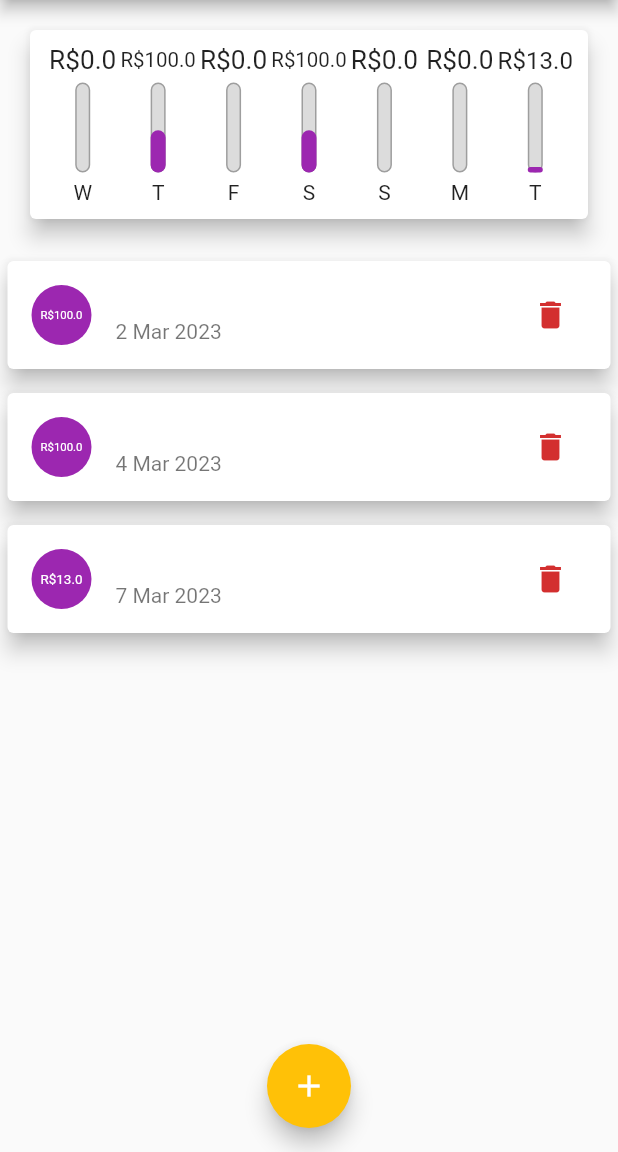
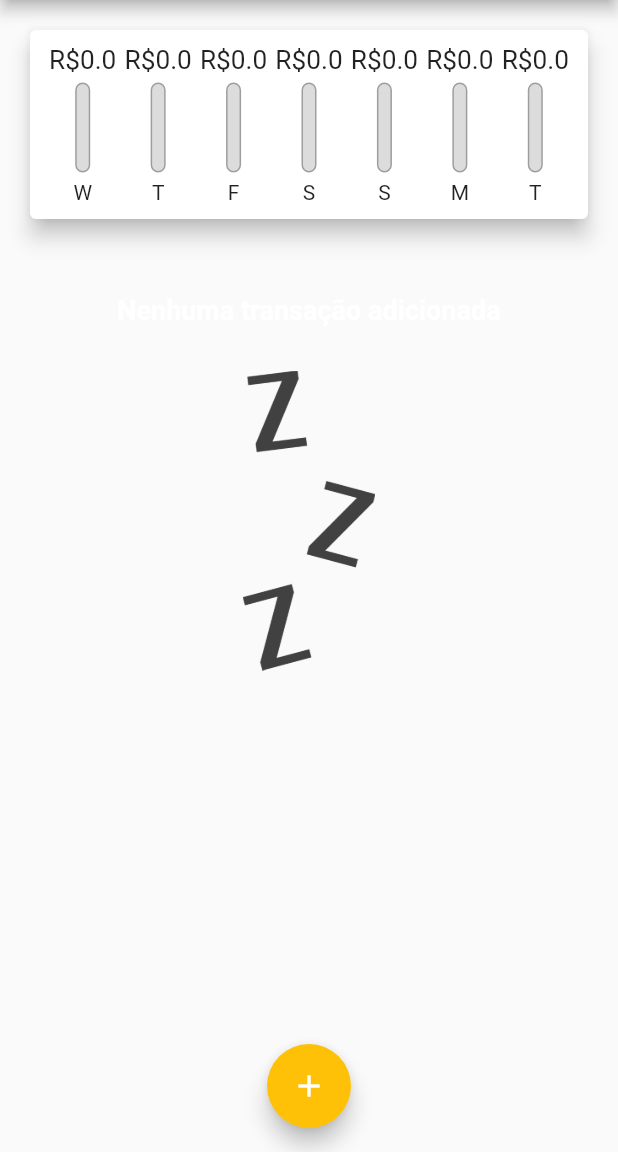
Before and after one commit to alex-custodio/DespesasPessoais, a Flutter app: the screen it shows after launch, on a phone screen of 412 x 824 dp, the part 84-1236 px from its top. Run offline on Flutter 3.47's test engine with Material 2 defaults, Android fonts, the phone set to English and light mode, and no system bars.

Commit message:
atualizando lista de exemplo

```diff
--- a/lib/main.dart
+++ b/lib/main.dart
@@ -43,20 +43,7 @@ class MyHomePage extends StatefulWidget {
 }
 
 class _MyHomePageState extends State<MyHomePage> {
-  List<Transaction> _transactions = [
-    Transaction(
-        id: "1",
-        title: "Whey Protein",
-        value: 100,
-        date: DateTime.now().subtract(Duration(days: 5))),
-    Transaction(
-        id: "3",
-        title: "Whey Protein",
-        value: 100,
-        date: DateTime.now().subtract(Duration(days: 3))),
-    Transaction(
-        id: "5", title: "Creatina fake", value: 13, date: DateTime.now())
-  ];
+  List<Transaction> _transactions = [];
   List<Transaction> get _recentTransaction {
     return _transactions.where((element) {
       return element.date!.isAfter(DateTime.now().subtract(Duration(days: 7)));
```
